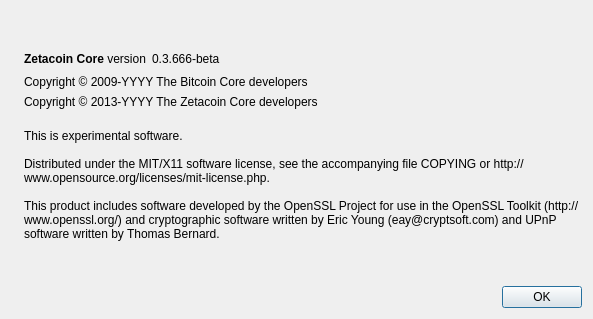
zetacoin/zetacoin, file src/qt/forms/aboutdialog.ui: the form before one commit.
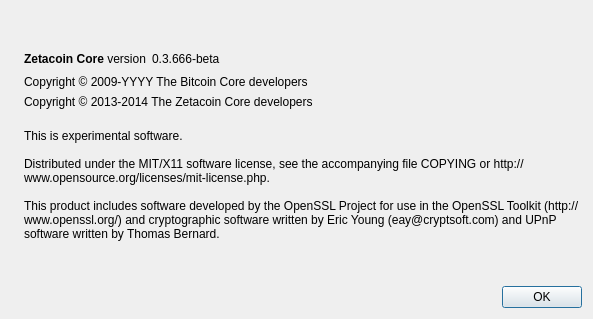
The form after the commit. Icons and pictures are not drawn.

What changed in the file:
```diff
--- a/src/qt/forms/aboutdialog.ui
+++ b/src/qt/forms/aboutdialog.ui
@@ -107,7 +107,7 @@
         <cursorShape>IBeamCursor</cursorShape>
        </property>
        <property name="text">
-        <string notr="true">Copyright &amp;copy; 2013-YYYY The Zetacoin Core developers</string>
+        <string notr="true">Copyright &amp;copy; 2013-2014 The Zetacoin Core developers</string>
        </property>
        <property name="textFormat">
         <enum>Qt::RichText</enum>
```
